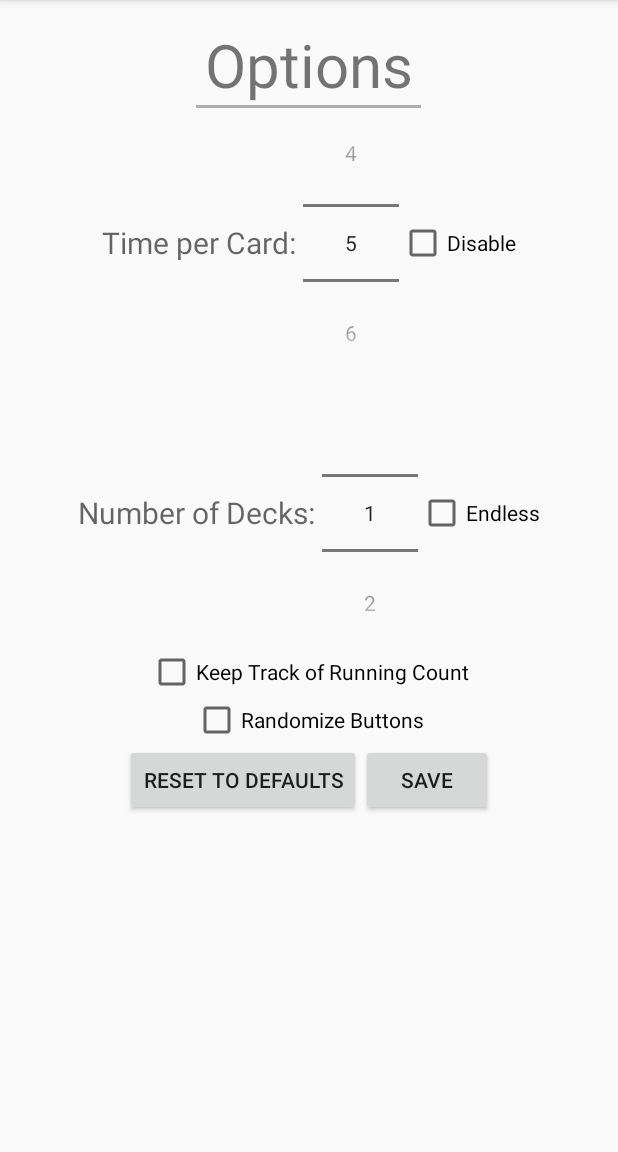
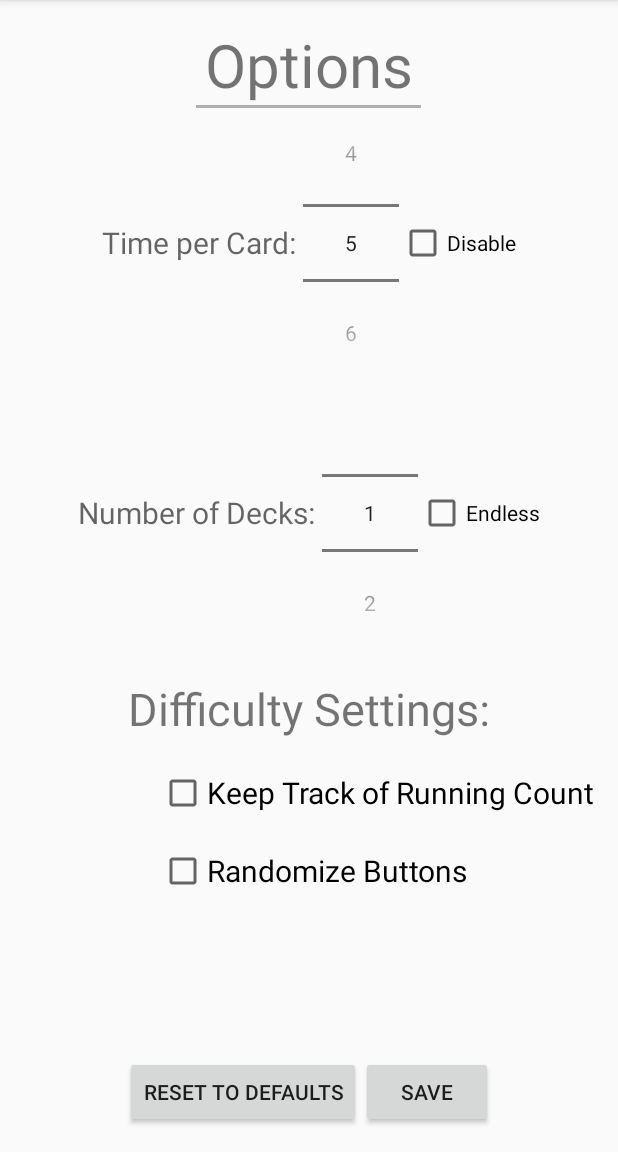
Before and after one commit to jgee67/CardCounting, an Android app: the OptionsActivity screen opened directly, with no data from a screen before it, on a phone screen of 412 x 824 dp, the part 84-1236 px from its top. Run offline under Robolectric (Android 15) with nearby library versions, the phone set to English and light mode, and no system bars.

Commit message:
Update options layout

```diff
--- a/app/src/main/res/layout/content_options.xml
+++ b/app/src/main/res/layout/content_options.xml
@@ -1,5 +1,5 @@
 <?xml version="1.0" encoding="utf-8"?>
-<LinearLayout xmlns:android="http://schemas.android.com/apk/res/android"
+<RelativeLayout xmlns:android="http://schemas.android.com/apk/res/android"
     xmlns:app="http://schemas.android.com/apk/res-auto"
     xmlns:tools="http://schemas.android.com/tools"
     android:layout_width="match_parent"
@@ -10,21 +10,23 @@
     android:paddingTop="@dimen/activity_vertical_margin"
     app:layout_behavior="@string/appbar_scrolling_view_behavior"
     tools:context="edu.ucsb.cs.cs190i.jgee.cardcounting.OptionsActivity"
-    tools:showIn="@layout/activity_options"
-    android:orientation="vertical"
-    android:gravity="center_horizontal">
+    tools:showIn="@layout/activity_options">
 
     <TextView
         android:layout_width="wrap_content"
         android:layout_height="wrap_content"
         android:text="@string/option_tv"
         android:textSize="40sp"
-        android:layout_gravity="center_horizontal"/>
+        android:id="@+id/options_title"
+        android:layout_alignParentTop="true"
+        android:layout_centerHorizontal="true"/>
 
     <View
         android:layout_width="150dp"
         android:layout_height="2dp"
-        android:id="@+id/div"/>
+        android:id="@+id/div"
+        android:layout_below="@id/options_title"
+        android:layout_centerHorizontal="true"/>
 
 
     <LinearLayout
@@ -32,7 +34,9 @@
         android:layout_height="wrap_content"
         android:id="@+id/timer_options_body"
         android:orientation="horizontal"
-        android:gravity="center">
+        android:gravity="center"
+        android:layout_below="@id/div"
+        android:layout_centerHorizontal="true">
 
         <TextView
             android:layout_width="wrap_content"
@@ -63,7 +67,9 @@
         android:layout_height="wrap_content"
         android:id="@+id/card_options_body"
         android:orientation="horizontal"
-        android:gravity="center">
+        android:gravity="center"
+        android:layout_below="@id/timer_options_body"
+        android:layout_centerHorizontal="true">
 
         <TextView
             android:layout_width="wrap_content"
@@ -89,25 +95,53 @@
 
     </LinearLayout>
 
+    <TextView
+        android:layout_width="wrap_content"
+        android:layout_height="wrap_content"
+        android:id="@+id/difficulty_options_header"
+        android:text="@string/difficulty_settings"
+        android:textSize="30sp"
+        android:layout_below="@id/card_options_body"
+        android:layout_centerHorizontal="true"
+        android:layout_marginTop="20dp"/>
+
+    <LinearLayout
+        android:layout_width="wrap_content"
+        android:layout_height="wrap_content"
+        android:id="@+id/difficulty_options_body"
+        android:orientation="vertical"
+        android:layout_below="@id/difficulty_options_header"
+        android:layout_centerHorizontal="true"
+        android:gravity="start"
+        android:layout_marginTop="20dp">
+
         <CheckBox
             android:layout_width="wrap_content"
             android:layout_height="wrap_content"
             android:text="@string/actual_count_cb"
+            android:textSize="20sp"
             android:id="@+id/actual_count_cb"
-        android:layout_gravity="center_horizontal" />
+            android:layout_marginStart="90dp"/>
 
         <CheckBox
             android:layout_width="wrap_content"
             android:layout_height="wrap_content"
             android:text="@string/random_buttons_cb"
+            android:textSize="20sp"
             android:id="@+id/random_buttons_cb"
-        android:layout_gravity="center_horizontal" />
+            android:layout_marginTop="20dp"
+            android:layout_marginStart="90dp"/>
+
+    </LinearLayout>
+
 
     <LinearLayout
         android:orientation="horizontal"
         android:layout_width="wrap_content"
         android:layout_height="wrap_content"
-        android:layout_gravity="center_horizontal">
+        android:layout_gravity="center_horizontal"
+        android:layout_alignParentBottom="true"
+        android:layout_centerHorizontal="true">
 
         <Button
             android:layout_width="wrap_content"
@@ -124,4 +158,4 @@
             android:onClick="onSaveClick" />
     </LinearLayout>
 
-</LinearLayout>
+</RelativeLayout>
--- a/app/src/main/res/values/strings.xml
+++ b/app/src/main/res/values/strings.xml
@@ -19,6 +19,7 @@
     <string name="count_header">"Count: "</string>
     <string name="start_prompt">Tap the card to begin</string>
     <string name="disabled">Disabled</string>
+    <string name="difficulty_settings">Difficulty Settings:</string>
 
 
 </resources>
```
Lines whose indentation alone changed are shown as unchanged.
